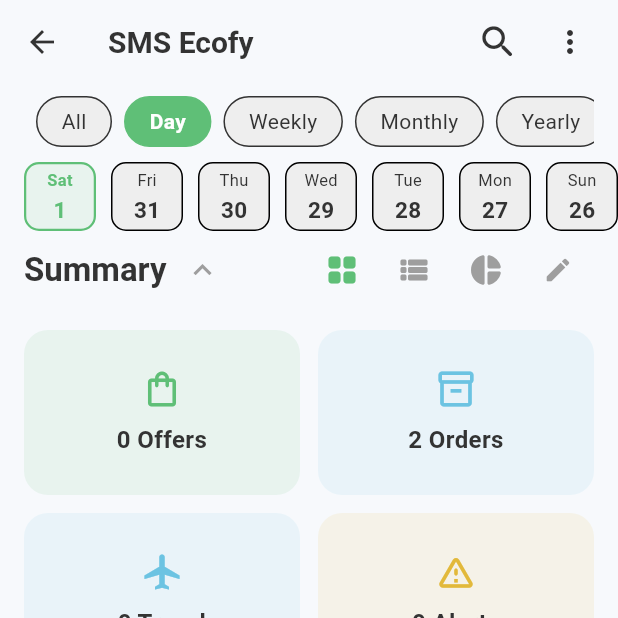
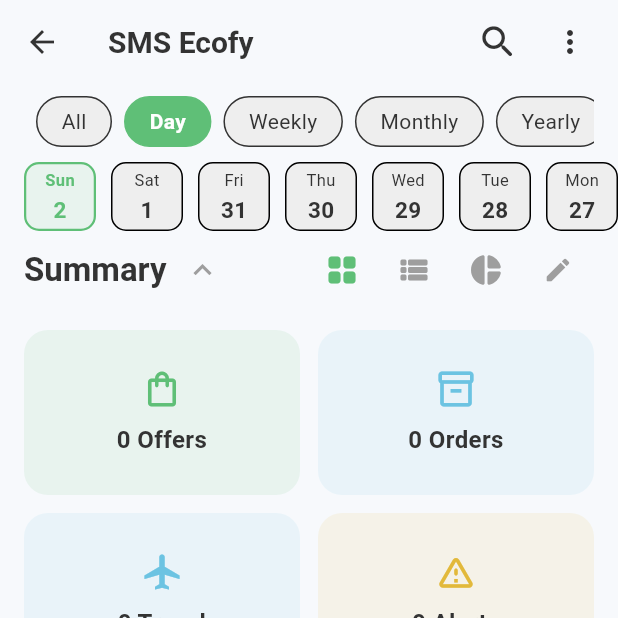
Before and after one commit to Darniss/sms_ecofy, a Flutter app: the HomeScreen screen opened directly, on a phone screen of 412 x 824 dp, the top half of it. Run offline on Flutter 3.47's test engine with Material 3 defaults, Android fonts, the phone set to English and light mode, and no system bars; our stand-ins replace fl_chart, flutter_contacts, flutter_slidable, google_fonts, percent_indicator, permission_handler and 4 more; missing offline and left inert: telephony; accounts and stored records are empty.

Commit message:
Initial commit - SMS Ecofy Flutter App v10

```diff
--- a/lib/utils/time_helper.dart
+++ b/lib/utils/time_helper.dart
@@ -4,7 +4,7 @@ import '/config/env_config.dart';
 class TimeHelper {
   // Use a fixed date for reliable testing.
 static final _now = EnvironmentConfig.isTestMode
-      ? DateTime(2025, 11, 1) // This is a Saturday
+      ? DateTime(2025, 11, 2) // This is a Saturday
       : DateTime.now(); // Use this in production
 
 static String formatTimestamp(DateTime timestamp) {
```
Also changed, not shown: 1 other file.
